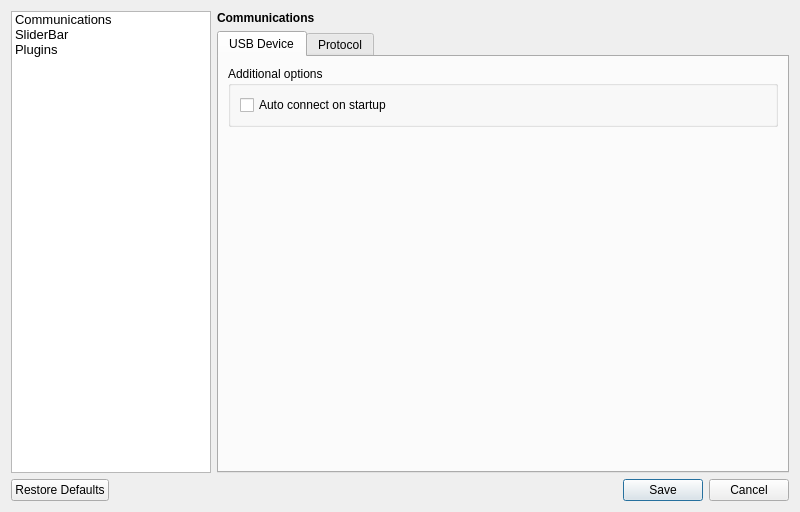
azais-corentin/SliderBar, file source/desktop/sliderbar/settingsdialog.ui: the form before one commit.
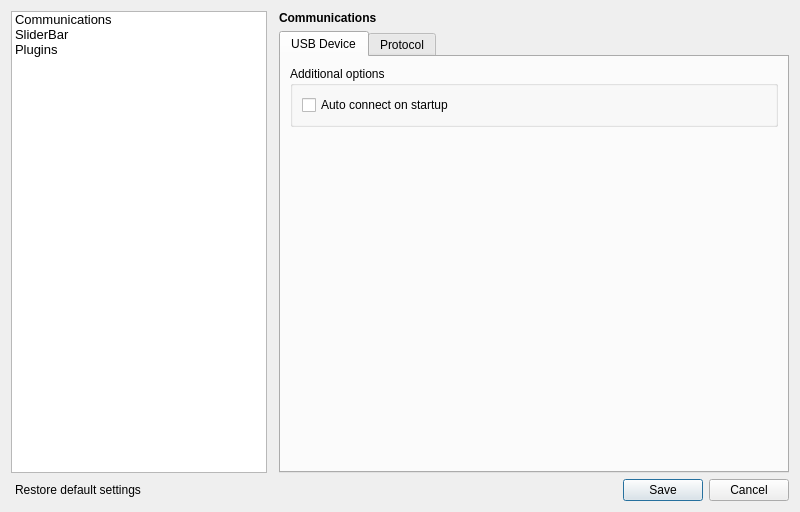
The form after the commit.

Commit message: Add restore settings confirmation & status bar info

Diff of the .ui file:
```diff
--- a/source/desktop/sliderbar/settingsdialog.ui
+++ b/source/desktop/sliderbar/settingsdialog.ui
@@ -23,7 +23,7 @@
    <string>SliderBar settings</string>
   </property>
   <layout class="QGridLayout" name="gridLayout">
-   <item row="1" column="1">
+   <item row="1" column="3">
     <widget class="QStackedWidget" name="stackedWidget">
      <widget class="QWidget" name="settingsCommunications">
       <layout class="QVBoxLayout" name="verticalLayout">
@@ -462,7 +462,27 @@
      </widget>
     </widget>
    </item>
-   <item row="1" column="0">
+   <item row="3" column="1" colspan="3">
+    <widget class="QDialogButtonBox" name="buttonBox">
+     <property name="orientation">
+      <enum>Qt::Horizontal</enum>
+     </property>
+     <property name="standardButtons">
+      <set>QDialogButtonBox::Cancel|QDialogButtonBox::Save</set>
+     </property>
+    </widget>
+   </item>
+   <item row="3" column="0">
+    <widget class="QPushButton" name="bRestoreDefaults">
+     <property name="text">
+      <string>Restore default settings</string>
+     </property>
+     <property name="flat">
+      <bool>true</bool>
+     </property>
+    </widget>
+   </item>
+   <item row="1" column="0" colspan="2">
     <widget class="QListWidget" name="listCategories">
      <property name="sizePolicy">
       <sizepolicy hsizetype="Fixed" vsizetype="Expanding">
@@ -470,18 +490,6 @@
        <verstretch>0</verstretch>
       </sizepolicy>
      </property>
-     <property name="minimumSize">
-      <size>
-       <width>200</width>
-       <height>0</height>
-      </size>
-     </property>
-     <property name="maximumSize">
-      <size>
-       <width>200</width>
-       <height>16777215</height>
-      </size>
-     </property>
      <property name="font">
       <font>
        <pointsize>10</pointsize>
@@ -510,16 +518,6 @@
      </item>
     </widget>
    </item>
-   <item row="2" column="0" colspan="2">
-    <widget class="QDialogButtonBox" name="buttonBox">
-     <property name="orientation">
-      <enum>Qt::Horizontal</enum>
-     </property>
-     <property name="standardButtons">
-      <set>QDialogButtonBox::Cancel|QDialogButtonBox::RestoreDefaults|QDialogButtonBox::Save</set>
-     </property>
-    </widget>
-   </item>
   </layout>
  </widget>
  <resources/>
```
The commit also changes 4 other files.
